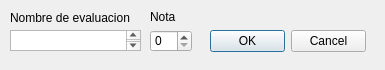
First picture: the form in UIs/agregarEval.ui, repository MonodetH/Promedieitor, before the edit.
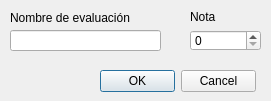
Second picture: the form after the edit.

Commit message: Se muestran dialogos. class_agregarEval casi lista 03-08-2012

```diff
--- a/UIs/agregarEval.ui
+++ b/UIs/agregarEval.ui
@@ -6,40 +6,30 @@
    <rect>
     <x>0</x>
     <y>0</y>
-    <width>385</width>
-    <height>70</height>
+    <width>271</width>
+    <height>101</height>
    </rect>
   </property>
   <property name="windowTitle">
    <string>Agregar Evaluación</string>
   </property>
-  <widget class="QTextEdit" name="textEdit">
-   <property name="geometry">
-    <rect>
-     <x>10</x>
-     <y>30</y>
-     <width>131</width>
-     <height>21</height>
-    </rect>
-   </property>
-  </widget>
   <widget class="QLabel" name="label">
    <property name="geometry">
     <rect>
      <x>10</x>
      <y>10</y>
-     <width>121</width>
+     <width>151</width>
      <height>16</height>
     </rect>
    </property>
    <property name="text">
-    <string>Nombre de evaluacion</string>
+    <string>Nombre de evaluación</string>
    </property>
   </widget>
   <widget class="QLabel" name="label_2">
    <property name="geometry">
     <rect>
-     <x>150</x>
+     <x>190</x>
      <y>10</y>
      <width>46</width>
      <height>13</height>
@@ -52,8 +42,8 @@
   <widget class="QDialogButtonBox" name="buttonBox">
    <property name="geometry">
     <rect>
-     <x>210</x>
-     <y>30</y>
+     <x>100</x>
+     <y>70</y>
      <width>156</width>
      <height>23</height>
     </rect>
@@ -65,10 +55,10 @@
   <widget class="QSpinBox" name="spinBox">
    <property name="geometry">
     <rect>
-     <x>150</x>
+     <x>190</x>
      <y>30</y>
-     <width>42</width>
-     <height>22</height>
+     <width>71</width>
+     <height>21</height>
     </rect>
    </property>
    <property name="minimum">
@@ -78,6 +68,16 @@
     <number>100</number>
    </property>
   </widget>
+  <widget class="QLineEdit" name="lineEdit">
+   <property name="geometry">
+    <rect>
+     <x>10</x>
+     <y>30</y>
+     <width>151</width>
+     <height>21</height>
+    </rect>
+   </property>
+  </widget>
  </widget>
  <resources/>
  <connections/>
```
Left out of the diff: 4 changed lines with no effect on the pictures. The commit also changes 6 other files.
